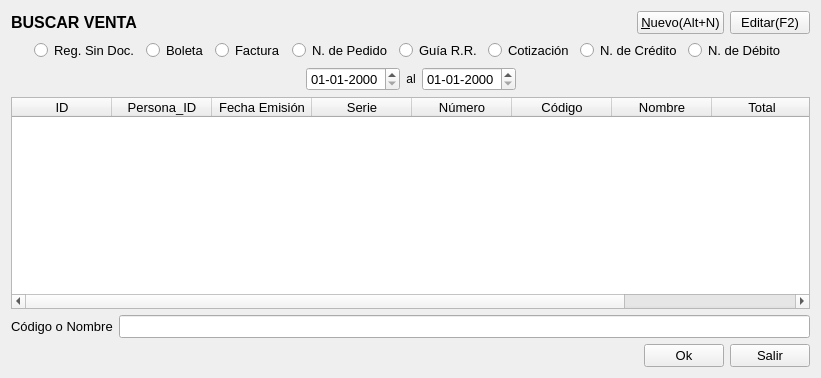
The window that Facturacion/ventabuscar.ui (radtek/manager) describes before a commit, drawn with Qt 5.
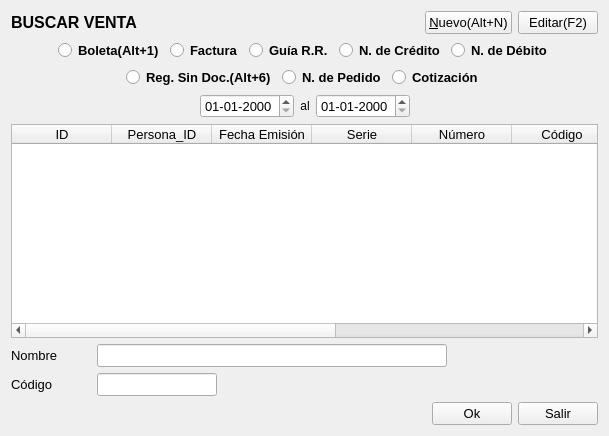
The same window after the commit. Icons and pictures are not drawn.

What changed in the file:
```diff
--- a/Facturacion/ventabuscar.ui
+++ b/Facturacion/ventabuscar.ui
@@ -6,8 +6,8 @@
    <rect>
     <x>0</x>
     <y>0</y>
-    <width>821</width>
-    <height>378</height>
+    <width>609</width>
+    <height>436</height>
    </rect>
   </property>
   <property name="windowTitle">
@@ -110,27 +110,20 @@
        </property>
       </spacer>
      </item>
-     <item>
-      <widget class="QRadioButton" name="radioButton_reg_sin_doc">
-       <property name="font">
-        <font>
-         <pointsize>10</pointsize>
-        </font>
-       </property>
-       <property name="text">
-        <string>Reg. Sin Doc.</string>
-       </property>
-      </widget>
-     </item>
      <item>
       <widget class="QRadioButton" name="radioButton_boleta">
        <property name="font">
         <font>
          <pointsize>10</pointsize>
+         <weight>75</weight>
+         <bold>true</bold>
         </font>
        </property>
        <property name="text">
-        <string>Boleta</string>
+        <string>Boleta(Alt+1)</string>
+       </property>
+       <property name="shortcut">
+        <string>Alt+1</string>
        </property>
       </widget>
      </item>
@@ -139,22 +132,15 @@
        <property name="font">
         <font>
          <pointsize>10</pointsize>
+         <weight>75</weight>
+         <bold>true</bold>
         </font>
        </property>
        <property name="text">
         <string>Factura</string>
        </property>
-      </widget>
-     </item>
-     <item>
-      <widget class="QRadioButton" name="radioButton_nota_pedido">
-       <property name="font">
-        <font>
-         <pointsize>10</pointsize>
-        </font>
-       </property>
-       <property name="text">
-        <string>N. de Pedido</string>
+       <property name="shortcut">
+        <string>Alt+2</string>
        </property>
       </widget>
      </item>
@@ -163,22 +149,15 @@
        <property name="font">
         <font>
          <pointsize>10</pointsize>
+         <weight>75</weight>
+         <bold>true</bold>
         </font>
        </property>
        <property name="text">
         <string>Guía R.R.</string>
        </property>
-      </widget>
-     </item>
-     <item>
-      <widget class="QRadioButton" name="radioButton_cotizacion">
-       <property name="font">
-        <font>
-         <pointsize>10</pointsize>
-        </font>
-       </property>
-       <property name="text">
-        <string>Cotización</string>
+       <property name="shortcut">
+        <string>Alt+3</string>
        </property>
       </widget>
      </item>
@@ -187,6 +166,8 @@
        <property name="font">
         <font>
          <pointsize>10</pointsize>
+         <weight>75</weight>
+         <bold>true</bold>
         </font>
        </property>
        <property name="text">
@@ -199,6 +180,8 @@
        <property name="font">
         <font>
          <pointsize>10</pointsize>
+         <weight>75</weight>
+         <bold>true</bold>
         </font>
        </property>
        <property name="text">
@@ -221,6 +204,87 @@
      </item>
     </layout>
    </item>
+   <item>
+    <layout class="QHBoxLayout" name="horizontalLayout_7">
+     <item>
+      <spacer name="horizontalSpacer_9">
+       <property name="orientation">
+        <enum>Qt::Horizontal</enum>
+       </property>
+       <property name="sizeHint" stdset="0">
+        <size>
+         <width>40</width>
+         <height>20</height>
+        </size>
+       </property>
+      </spacer>
+     </item>
+     <item>
+      <widget class="QRadioButton" name="radioButton_reg_sin_doc">
+       <property name="font">
+        <font>
+         <pointsize>10</pointsize>
+         <weight>75</weight>
+         <bold>true</bold>
+        </font>
+       </property>
+       <property name="text">
+        <string>Reg. Sin Doc.(Alt+6)</string>
+       </property>
+       <property name="shortcut">
+        <string>Alt+6</string>
+       </property>
+      </widget>
+     </item>
+     <item>
+      <widget class="QRadioButton" name="radioButton_nota_pedido">
+       <property name="font">
+        <font>
+         <pointsize>10</pointsize>
+         <weight>75</weight>
+         <bold>true</bold>
+        </font>
+       </property>
+       <property name="text">
+        <string>N. de Pedido</string>
+       </property>
+       <property name="shortcut">
+        <string>Alt+7</string>
+       </property>
+      </widget>
+     </item>
+     <item>
+      <widget class="QRadioButton" name="radioButton_cotizacion">
+       <property name="font">
+        <font>
+         <pointsize>10</pointsize>
+         <weight>75</weight>
+         <bold>true</bold>
+        </font>
+       </property>
+       <property name="text">
+        <string>Cotización</string>
+       </property>
+       <property name="shortcut">
+        <string>Alt+8</string>
+       </property>
+      </widget>
+     </item>
+     <item>
+      <spacer name="horizontalSpacer_10">
+       <property name="orientation">
+        <enum>Qt::Horizontal</enum>
+       </property>
+       <property name="sizeHint" stdset="0">
+        <size>
+         <width>40</width>
+         <height>20</height>
+        </size>
+       </property>
+      </spacer>
+     </item>
+    </layout>
+   </item>
    <item>
     <layout class="QHBoxLayout" name="horizontalLayout_4">
      <item>
@@ -351,13 +415,13 @@
       <widget class="QLabel" name="label_nombre">
        <property name="minimumSize">
         <size>
-         <width>0</width>
+         <width>80</width>
          <height>0</height>
         </size>
        </property>
        <property name="maximumSize">
         <size>
-         <width>16777215</width>
+         <width>80</width>
          <height>16777215</height>
         </size>
        </property>
@@ -367,7 +431,7 @@
         </font>
        </property>
        <property name="text">
-        <string>Código o Nombre</string>
+        <string>Nombre</string>
        </property>
       </widget>
      </item>
@@ -386,6 +450,81 @@
        </property>
       </widget>
      </item>
+     <item>
+      <spacer name="horizontalSpacer_3">
+       <property name="orientation">
+        <enum>Qt::Horizontal</enum>
+       </property>
+       <property name="sizeHint" stdset="0">
+        <size>
+         <width>40</width>
+         <height>20</height>
+        </size>
+       </property>
+      </spacer>
+     </item>
+    </layout>
+   </item>
+   <item>
+    <layout class="QHBoxLayout" name="horizontalLayout_6">
+     <item>
+      <widget class="QLabel" name="label_codigo">
+       <property name="minimumSize">
+        <size>
+         <width>80</width>
+         <height>0</height>
+        </size>
+       </property>
+       <property name="maximumSize">
+        <size>
+         <width>80</width>
+         <height>16777215</height>
+        </size>
+       </property>
+       <property name="font">
+        <font>
+         <pointsize>10</pointsize>
+        </font>
+       </property>
+       <property name="text">
+        <string>Código</string>
+       </property>
+      </widget>
+     </item>
+     <item>
+      <widget class="QLineEdit" name="lineEdit_buscarCodigo">
+       <property name="minimumSize">
+        <size>
+         <width>120</width>
+         <height>0</height>
+        </size>
+       </property>
+       <property name="maximumSize">
+        <size>
+         <width>120</width>
+         <height>16777215</height>
+        </size>
+       </property>
+       <property name="font">
+        <font>
+         <pointsize>10</pointsize>
+        </font>
+       </property>
+      </widget>
+     </item>
+     <item>
+      <spacer name="horizontalSpacer_8">
+       <property name="orientation">
+        <enum>Qt::Horizontal</enum>
+       </property>
+       <property name="sizeHint" stdset="0">
+        <size>
+         <width>40</width>
+         <height>20</height>
+        </size>
+       </property>
+      </spacer>
+     </item>
     </layout>
    </item>
    <item>
```
Left out of the diff: 21 changed lines with no effect on the pictures.
